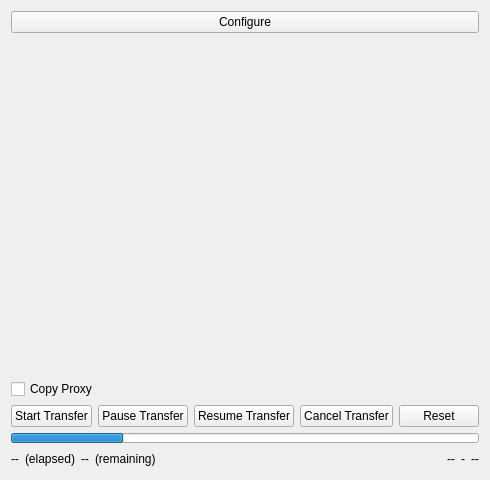
First picture: the form in Libs/UserInterfaces/SourceFunctions.ui, repository AltaArts/SourceTab--Prism-Plugin, before the edit.
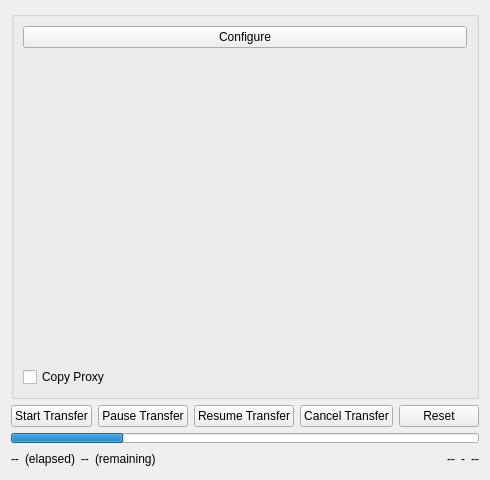
Second picture: the form after the edit.

Commit message: UI Improvements - UI Locking #32 and Re-Added Styling to FileTiles

```diff
--- a/Libs/UserInterfaces/SourceFunctions.ui
+++ b/Libs/UserInterfaces/SourceFunctions.ui
@@ -6,7 +6,7 @@
    <rect>
     <x>0</x>
     <y>0</y>
-    <width>379</width>
+    <width>460</width>
     <height>480</height>
    </rect>
   </property>
@@ -46,6 +46,15 @@
         <number>0</number>
        </property>
        <item>
+        <widget class="QGroupBox" name="gb_functions">
+         <property name="enabled">
+          <bool>true</bool>
+         </property>
+         <property name="title">
+          <string/>
+         </property>
+         <layout class="QVBoxLayout" name="gb_lo_functions">
+          <item>
         <widget class="QPushButton" name="b_configure">
          <property name="text">
           <string>Configure</string>
@@ -63,7 +72,7 @@
          <property name="sizeHint" stdset="0">
           <size>
            <width>20</width>
-           <height>40</height>
+              <height>50</height>
           </size>
          </property>
         </spacer>
@@ -73,6 +82,9 @@
          <property name="text">
           <string>Copy Proxy</string>
          </property>
+           </widget>
+          </item>
+         </layout>
         </widget>
        </item>
        <item>
```
Lines whose indentation alone changed are shown as unchanged. The commit also changes 5 other files.
